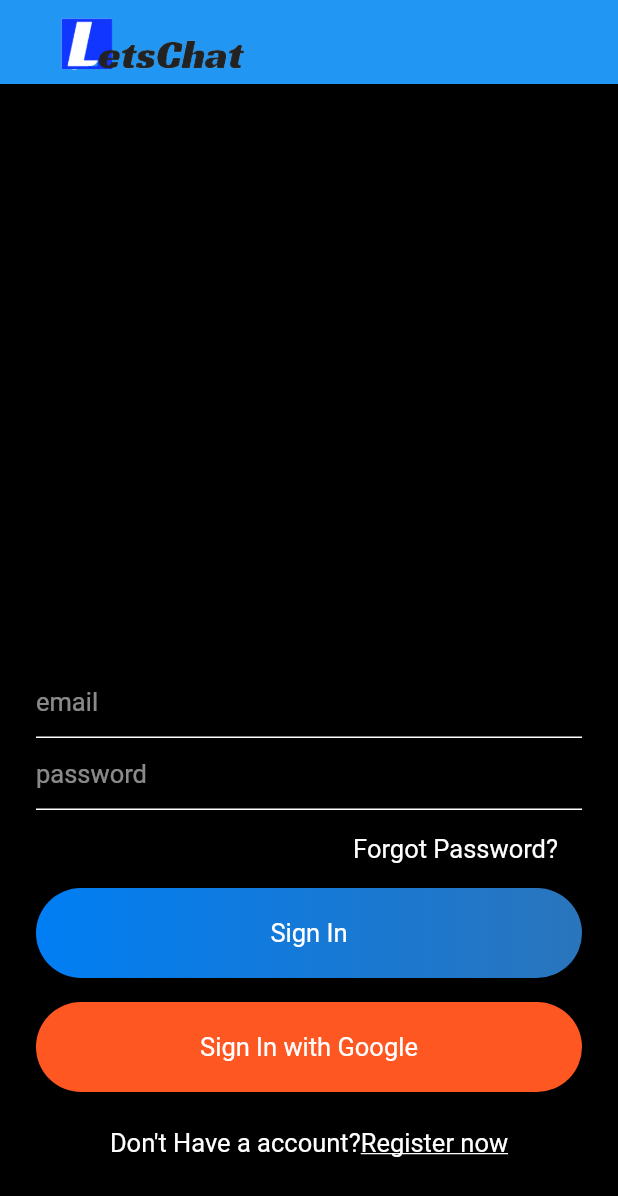
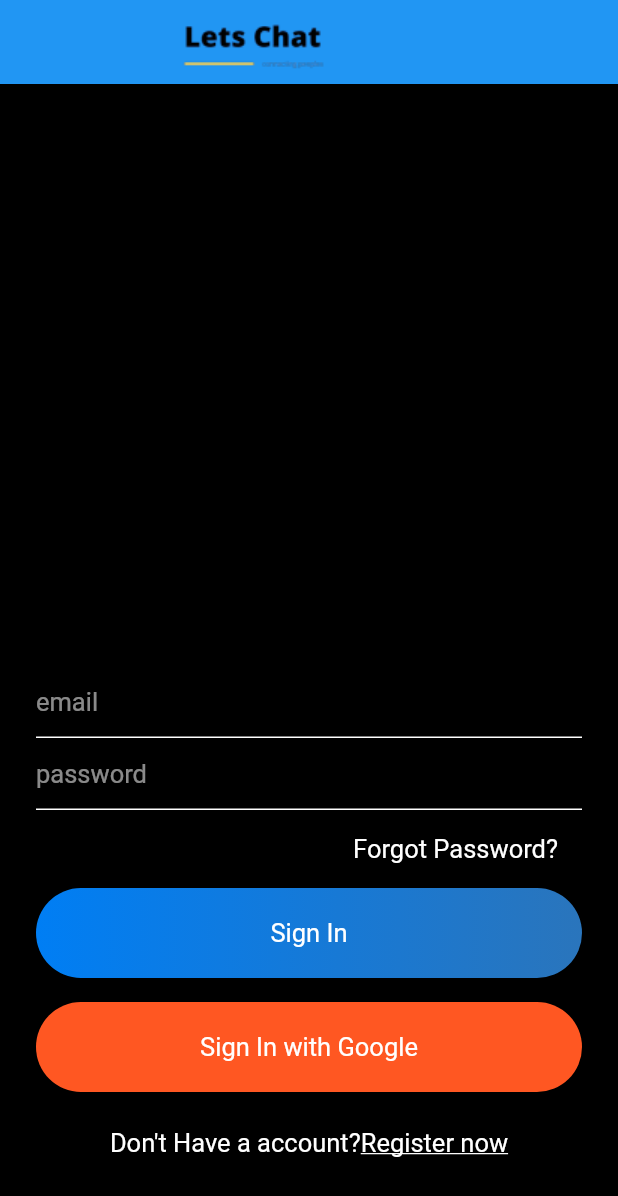
Before and after one commit to Gautam12125/App_Project, a Flutter app: the screen it shows after launch, on a phone screen of 412 x 824 dp. Shown: the top 1196 px of the screen. Run offline on Flutter 3.47's test engine with Material 2 defaults, Android fonts, the phone set to English and light mode, and no system bars; our stand-ins replace cloud_firestore, firebase_auth, firebase_core, shared_preferences; accounts and stored records are empty.

Commit message:
Update
Some File Updates
logo Update
Icon Update

```diff
--- a/letschat/lib/widget/widget.dart
+++ b/letschat/lib/widget/widget.dart
@@ -4,7 +4,7 @@ Widget appBarMain(BuildContext context) {
   return AppBar(
     title: Image.asset(
       "assets/images/logo.png",
-      height: 180,
+      height: 320,
     ),
   );
 }
--- a/letschat/pubspec.yaml
+++ b/letschat/pubspec.yaml
@@ -31,6 +31,7 @@ dependencies:
 
 
 dev_dependencies:
+  flutter_launcher_icons: "^0.8.0"
   flutter_test:
     sdk: flutter
   firebase_auth: ^0.18.4+1
@@ -38,6 +39,11 @@ dev_dependencies:
   cloud_firestore: ^0.14.4
   shared_preferences: ^0.5.12+4
 
+
+flutter_icons:
+  android: true
+  ios: false
+  image_path: "assets/icon.png"
 
 # For information on the generic Dart part of this file, see the
 # following page: https://dart.dev/tools/pub/pubspec
```
Also changed, not shown: letschat/assets/fonts/chat.svg (added), letschat/assets/fonts/facebook.svg (added), letschat/assets/fonts/google-plus.svg (added), letschat/assets/fonts/login.svg (added), letschat/assets/fonts/signup.svg (added), letschat/assets/fonts/twitter.svg (added), letschat/assets/icon.png (added), letschat/assets/images/login_bottom.png (added), letschat/assets/images/logo.png, letschat/assets/images/main_bottom.png (added), letschat/assets/images/main_top.png (added), letschat/assets/images/signup_top.png (added), letschat/pubspec.lock, 9 other files.
